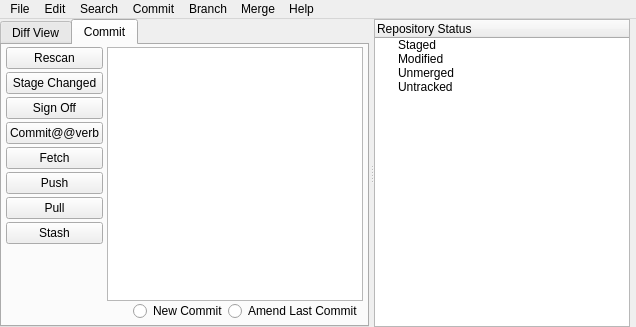
Old version of the form ui/main.ui in the repository davvid/git-cola-debian.
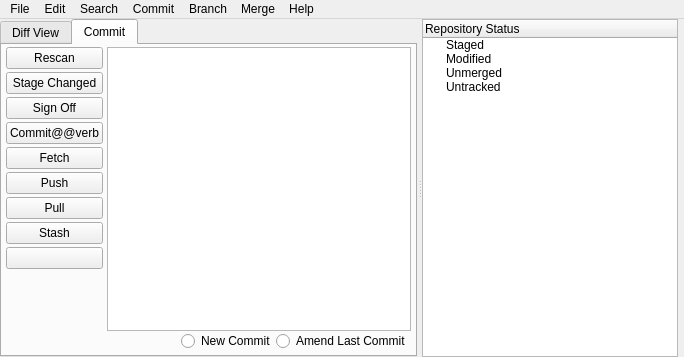
New version of the form.

```diff
--- a/ui/main.ui
+++ b/ui/main.ui
@@ -6,8 +6,8 @@
    <rect>
     <x>0</x>
     <y>0</y>
-    <width>632</width>
-    <height>327</height>
+    <width>684</width>
+    <height>357</height>
    </rect>
   </property>
   <property name="dockOptions" >
@@ -285,6 +285,13 @@
               </property>
              </widget>
             </item>
+            <item>
+             <widget class="QPushButton" name="alt_button" >
+              <property name="text" >
+               <string/>
+              </property>
+             </widget>
+            </item>
             <item>
              <spacer>
               <property name="orientation" >
@@ -430,7 +437,7 @@
     <rect>
      <x>0</x>
      <y>0</y>
-     <width>632</width>
+     <width>684</width>
      <height>29</height>
     </rect>
    </property>
```
Left out of the diff: 12 changed lines with no effect on the pictures.
